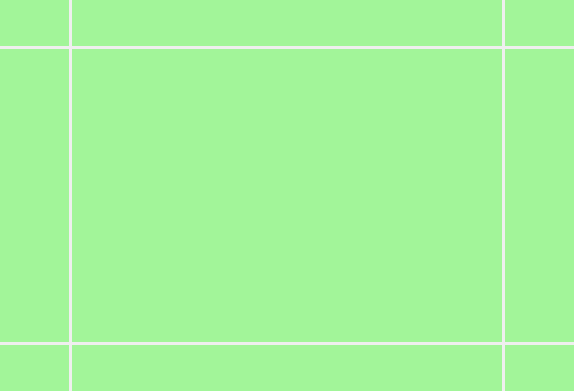
The window that main.ui (warvariuc/viewshow) describes before a commit, drawn with Qt 5.
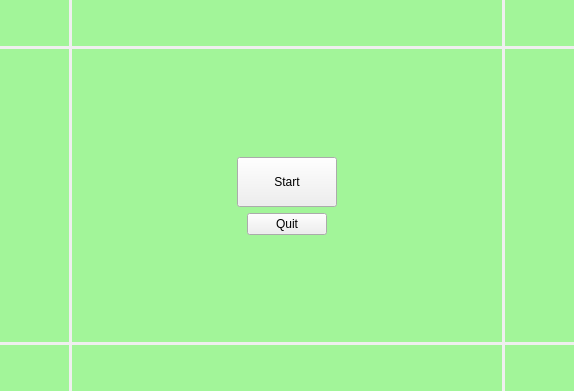
The same window after the commit.

What changed in the file:
```diff
--- a/main.ui
+++ b/main.ui
@@ -13,6 +13,14 @@
   <property name="windowTitle">
    <string>ViewShow</string>
   </property>
+  <property name="styleSheet">
+   <string notr="true">.QWidget {
+	background-color: rgba(32, 255, 8, 95);
+}
+.QWidget:hover {
+	background-color: rgba(42, 206, 42, 95);
+}</string>
+  </property>
   <layout class="QGridLayout" name="gridLayout" rowstretch="1,6,1" columnstretch="1,6,1">
    <property name="margin">
     <number>0</number>
@@ -128,44 +136,8 @@
 Double-click to maximize/restore</string>
      </property>
      <property name="styleSheet">
-      <string notr="true">QWidget {
-	background-color: rgba(32, 255, 8, 95);
-	margin-right: 3px;
-}
-QWidget:hover {
-	background-color: rgba(32, 8, 255, 95);
-}</string>
-     </property>
-    </widget>
-   </item>
-   <item row="1" column="1">
-    <widget class="QLabel" name="centerLabel">
-     <property name="sizePolicy">
-      <sizepolicy hsizetype="Expanding" vsizetype="Expanding">
-       <horstretch>0</horstretch>
-       <verstretch>0</verstretch>
-      </sizepolicy>
-     </property>
-     <property name="minimumSize">
-      <size>
-       <width>30</width>
-       <height>30</height>
-      </size>
-     </property>
-     <property name="toolTip">
-      <string>Drag to move
-Double click to start screen recording</string>
-     </property>
-     <property name="styleSheet">
-      <string notr="true">QWidget {
-	background-color: rgba(32, 255, 8, 95);
-}
-QWidget:hover {
-	background-color: rgba(255, 32, 8, 95);
-}</string>
-     </property>
-     <property name="text">
-      <string/>
+      <string notr="true">margin-right: 3px;
+</string>
      </property>
     </widget>
    </item>
@@ -287,6 +259,105 @@
      </property>
     </widget>
    </item>
+   <item row="1" column="1">
+    <widget class="QWidget" name="centerGrip" native="true">
+     <layout class="QGridLayout" name="gridLayout_2">
+      <item row="0" column="1">
+       <spacer name="verticalSpacer">
+        <property name="orientation">
+         <enum>Qt::Vertical</enum>
+        </property>
+        <property name="sizeHint" stdset="0">
+         <size>
+          <width>20</width>
+          <height>90</height>
+         </size>
+        </property>
+       </spacer>
+      </item>
+      <item row="1" column="0" rowspan="2">
+       <spacer name="horizontalSpacer">
+        <property name="orientation">
+         <enum>Qt::Horizontal</enum>
+        </property>
+        <property name="sizeHint" stdset="0">
+         <size>
+          <width>150</width>
+          <height>20</height>
+         </size>
+        </property>
+       </spacer>
+      </item>
+      <item row="1" column="1" alignment="Qt::AlignHCenter">
+       <widget class="QPushButton" name="startButton">
+        <property name="sizePolicy">
+         <sizepolicy hsizetype="Fixed" vsizetype="Fixed">
+          <horstretch>0</horstretch>
+          <verstretch>0</verstretch>
+         </sizepolicy>
+        </property>
+        <property name="minimumSize">
+         <size>
+          <width>100</width>
+          <height>50</height>
+         </size>
+        </property>
+        <property name="focusPolicy">
+         <enum>Qt::NoFocus</enum>
+        </property>
+        <property name="toolTip">
+         <string>Start screen recording</string>
+        </property>
+        <property name="text">
+         <string>Start</string>
+        </property>
+       </widget>
+      </item>
+      <item row="1" column="2" rowspan="2">
+       <spacer name="horizontalSpacer_2">
+        <property name="orientation">
+         <enum>Qt::Horizontal</enum>
+        </property>
+        <property name="sizeHint" stdset="0">
+         <size>
+          <width>150</width>
+          <height>20</height>
+         </size>
+        </property>
+       </spacer>
+      </item>
+      <item row="2" column="1" alignment="Qt::AlignHCenter">
+       <widget class="QPushButton" name="quitButton">
+        <property name="sizePolicy">
+         <sizepolicy hsizetype="Fixed" vsizetype="Fixed">
+          <horstretch>0</horstretch>
+          <verstretch>0</verstretch>
+         </sizepolicy>
+        </property>
+        <property name="focusPolicy">
+         <enum>Qt::NoFocus</enum>
+        </property>
+        <property name="text">
+         <string>Quit</string>
+        </property>
+       </widget>
+      </item>
+      <item row="3" column="1">
+       <spacer name="verticalSpacer_2">
+        <property name="orientation">
+         <enum>Qt::Vertical</enum>
+        </property>
+        <property name="sizeHint" stdset="0">
+         <size>
+          <width>20</width>
+          <height>90</height>
+         </size>
+        </property>
+       </spacer>
+      </item>
+     </layout>
+    </widget>
+   </item>
   </layout>
  </widget>
  <resources/>
```
Left out of the diff: 90 changed lines with no effect on the pictures.
